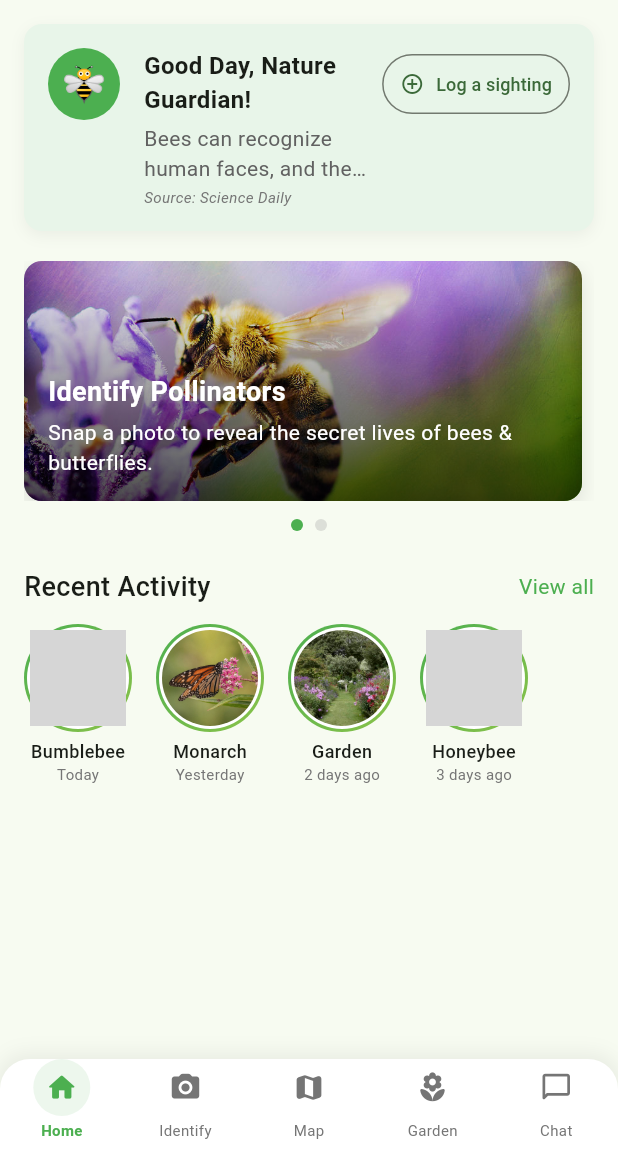
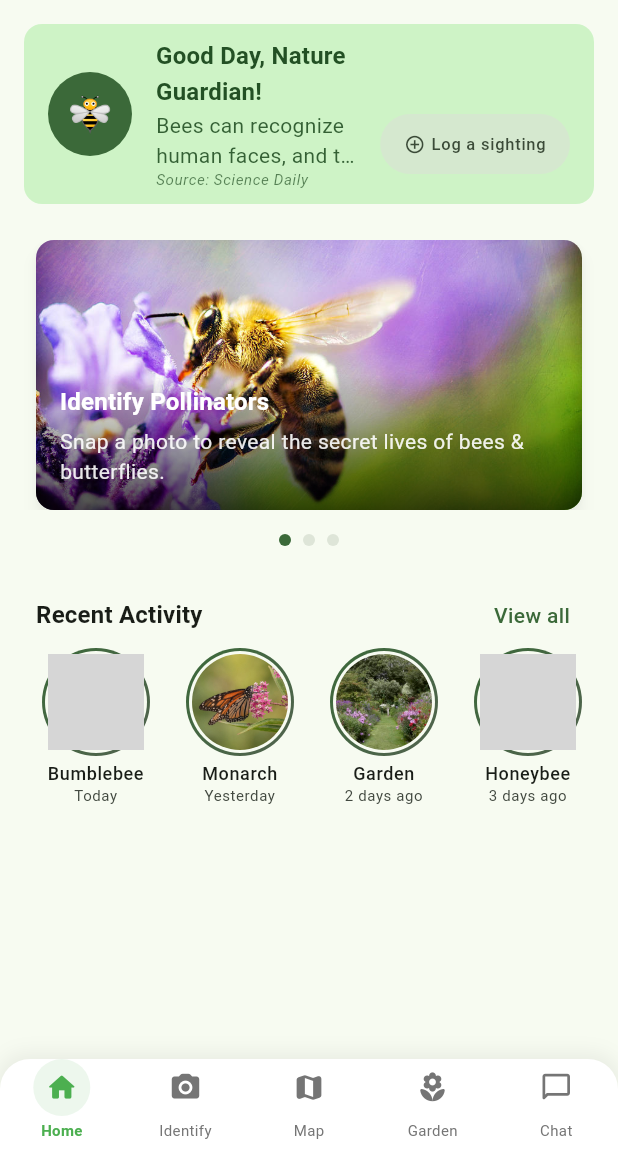
Before and after one commit to stephen30ppp/AI-Pollinator-Guardian, a Flutter app: the screen it shows once a user with an empty profile is signed in, on a phone screen of 412 x 824 dp, the part 84-1236 px from its top. Run offline on Flutter 3.47's test engine with Material 3 defaults, Android fonts, the phone set to English and light mode, and no system bars; drawn by our look-alikes of card_swiper, smooth_page_indicator; our stand-ins replace cached_network_image, cloud_firestore, firebase_auth, firebase_core, firebase_storage, firebase_vertexai and 4 more; accounts and stored records are empty; generated files the repository leaves out were written again; network calls fail; grey boxes are pictures that could not be loaded.

Commit message:
home screen UI/UX enhanced

```diff
--- a/ai_pollinator_guardian/lib/features/home/screens/home_screen.dart
+++ b/ai_pollinator_guardian/lib/features/home/screens/home_screen.dart
@@ -1,11 +1,13 @@
+import 'package:flutter/material.dart';
+import 'package:provider/provider.dart';
 import 'package:ai_pollinator_guardian/features/authentication/providers/auth_provider.dart';
 import 'package:ai_pollinator_guardian/features/home/widgets/avatar_glow.dart';
-import 'package:ai_pollinator_guardian/widgets/map_fab.dart';
-import 'package:flutter/material.dart';
-import 'package:provider/provider.dart';
-import '../widgets/feature_card.dart';
+import 'package:ai_pollinator_guardian/features/home/widgets/fact_carousel.dart';
+import 'package:ai_pollinator_guardian/features/home/widgets/feature_card_carousel.dart';
+import 'package:ai_pollinator_guardian/features/home/widgets/story_activity.dart';
 import 'package:ai_pollinator_guardian/widgets/bottom_navigation_bar.dart';
 import 'package:ai_pollinator_guardian/constants/app_colors.dart';
+import 'package:ai_pollinator_guardian/constants/design_tokens.dart';
 
 class HomeScreen extends StatefulWidget {
   const HomeScreen({super.key});
@@ -21,47 +23,11 @@
   double _fabOffset = 0;
   final double _maxFabOffset = 100;
 
-  // For facts carousel
-  int _currentFactIndex = 0;
-  final List<Map<String, String>> _facts = [
-    {
-      'text':
-          'Bees can recognize human faces, and they have excellent memory skills.',
-      'source': 'Science Daily',
-    },
-    {
-      'text':
-          'A single bee colony can pollinate up to 300 million flowers in a single day.',
-      'source': 'National Geographic',
-    },
-    {
-      'text': 'Monarch butterflies migrate over 3,000 miles each year.',
-      'source': 'WWF',
-    },
-    {
-      'text': 'Some flowers use electric fields to communicate with bees.',
-      'source': 'PNAS Journal',
-    },
-  ];
-
   @override
   void initState() {
     super.initState();
     _scrollController = ScrollController();
     _scrollController.addListener(_handleScroll);
-
-    // Auto-rotate facts every 8 seconds
-    Future.delayed(const Duration(seconds: 8), _rotateFact);
-  }
-
-  void _rotateFact() {
-    if (!mounted) return;
-
-    setState(() {
-      _currentFactIndex = (_currentFactIndex + 1) % _facts.length;
-    });
-
-    Future.delayed(const Duration(seconds: 8), _rotateFact);
   }
 
   @override
@@ -93,7 +59,7 @@
         slivers: [
           // Sliver App Bar with gradient
           SliverAppBar(
-            automaticallyImplyLeading: false,
+            automaticallyImplyLeading: false, // Disable back button on home
             pinned: true,
             toolbarHeight: kToolbarHeight, // 56px
             titleSpacing: 16,
@@ -134,15 +100,94 @@
           // Main content
           SliverToBoxAdapter(
             child: Padding(
-              padding: const EdgeInsets.all(16),
+              padding: const EdgeInsets.all(DesignTokens.m),
               child: Column(
                 crossAxisAlignment: CrossAxisAlignment.start,
                 children: [
-                  _buildWelcomeBanner(),
-                  const SizedBox(height: 20),
-                  _buildFeatureCards(),
-                  const SizedBox(height: 24),
-                  _buildRecentActivitySection(),
+                  // Welcome Banner with Facts Carousel
+                  FactCardCarousel(
+                    facts: PollinatorFact.sampleFacts,
+                    onActionTap: () {
+                      Navigator.pushNamed(context, '/map');
+                    },
+                    actionLabel: 'Log a sighting',
+                    greeting: 'Good Day, Nature Guardian!',
+                  ),
+                  const SizedBox(height: DesignTokens.l),
+
+                  // Feature Cards Carousel
+                  FeatureCardCarousel(
+                    items: [
+                      FeatureCardItem(
+                        title: 'Identify Pollinators',
+                        description: 'Snap a photo to reveal the secret lives of bees & butterflies.',
+                        imagePath: 'assets/images/identify_pollinators.jpg',
+                        onTap: () {
+                          Navigator.pushNamed(context, '/identify');
+                        },
+                      ),
+                      FeatureCardItem(
+                        title: 'Garden Scanner',
+                        description: 'Analyze your garden and get custom pollinator tips.',
+                        imagePath: 'assets/images/garden_scanner.jpg',
+                        onTap: () {
+                          Navigator.pushNamed(context, '/garden');
+                        },
+                      ),
+                      FeatureCardItem(
+                        title: 'Community Map',
+                        description: 'Explore pollinator sightings in your area.',
+                        imagePath: 'assets/images/map.jpg',
+                        onTap: () {
+                          Navigator.pushNamed(context, '/map');
+                        },
+                      ),
+                    ],
+                  ),
+                  const SizedBox(height: DesignTokens.xl),
+
+                  // Recent Activity Section
+                  StoryActivity(
+                    title: 'Recent Activity',
+                    onViewAll: () {
+                      // Handle view all action
+                    },
+                    stories: [
+                      StoryItem(
+                        title: 'Bumblebee',
+                        date: 'Today',
+                        imagePath: 'assets/images/bumblebee.jpg',
+                        onTap: () {
+                          // Handle story tap
+                        },
+                      ),
+                      StoryItem(
+                        title: 'Monarch',
+                        date: 'Yesterday',
+                        imagePath: 'assets/images/monarch.jpg',
+                        onTap: () {
+                          // Handle story tap
+                        },
+                      ),
+                      StoryItem(
+                        title: 'Garden',
+                        date: '2 days ago',
+                        imagePath: 'assets/images/garden.jpg',
+                        onTap: () {
+                          // Handle story tap
+                        },
+                      ),
+                      StoryItem(
+                        title: 'Honeybee',
+                        date: '3 days ago',
+                        imagePath: 'assets/images/honeybee.jpg',
+                        onTap: () {
+                          // Handle story tap
+                        },
+                      ),
+                    ],
+                  ),
+
                   // Add extra padding at bottom
                   const SizedBox(height: 80),
                 ],
@@ -178,263 +223,4 @@
       ),
     );
   }
-
-  Widget _buildWelcomeBanner() {
-    return Container(
-      padding: const EdgeInsets.all(16),
-      decoration: BoxDecoration(
-        color: const Color(0xFFE8F5E9),
-        borderRadius: BorderRadius.circular(12),
-        boxShadow: [
-          BoxShadow(
-            color: Colors.black.withOpacity(0.05),
-            blurRadius: 8,
-            offset: const Offset(0, 3),
-          ),
-        ],
-      ),
-      child: Row(
-        crossAxisAlignment: CrossAxisAlignment.start, // align to top
-        children: [
-          // 🐝 icon
-          Container(
-            width: 48,
-            height: 48,
-            decoration: const BoxDecoration(
-              shape: BoxShape.circle,
-              color: Color(0xFF4CAF50),
-            ),
-            child: const Center(
-              child: Text('🐝', style: TextStyle(fontSize: 24)),
-            ),
-          ),
-          const SizedBox(width: 16),
-
-          // Content area with fact carousel
-          Expanded(
-            child: Column(
-              crossAxisAlignment: CrossAxisAlignment.start,
-              children: [
-                const Text(
-                  "Good Day, Nature Guardian!",
-                  style: TextStyle(fontSize: 16, fontWeight: FontWeight.w600),
-                ),
-                const SizedBox(height: 4),
-                AnimatedSwitcher(
-                  duration: const Duration(milliseconds: 500),
-                  child: Text(
-                    _facts[_currentFactIndex]['text']!,
-                    key: ValueKey(_currentFactIndex),
-                    style: TextStyle(fontSize: 14, color: Colors.grey[700]),
-                    maxLines: 2,
-                    overflow: TextOverflow.ellipsis,
-                  ),
-                ),
-                const SizedBox(height: 2),
-                Text(
-                  "Source: ${_facts[_currentFactIndex]['source']}",
-                  style: TextStyle(
-                    fontSize: 10,
-                    color: Colors.grey[600],
-                    fontStyle: FontStyle.italic,
-                  ),
-                ),
-              ],
-            ),
-          ),
-
-          const SizedBox(width: 8),
-          // align top
-          Align(
-            alignment: Alignment.topCenter,
-            child: OutlinedButton.icon(
-              onPressed: () => Navigator.pushNamed(context, '/map'),
-              icon: const Icon(Icons.add_circle_outline, size: 16),
-              label: const Text(
-                "Log a sighting",
-                style: TextStyle(fontSize: 12),
-              ),
-              style: OutlinedButton.styleFrom(
-                padding: const EdgeInsets.symmetric(
-                  horizontal: 12,
-                  vertical: 6,
-                ),
-                shape: RoundedRectangleBorder(
-                  borderRadius: BorderRadius.circular(20),
-                ),
-              ),
-            ),
-          ),
-        ],
-      ),
-    );
-  }
-
-  Widget _buildFeatureCards() {
-    // Create a PageView to make cards swipeable
-    return Column(
-      children: [
-        SizedBox(
-          height: 160,
-          child: PageView(
-            children: [
-              Padding(
-                padding: const EdgeInsets.only(right: 8),
-                child: FeatureCard(
-                  title: 'Identify Pollinators',
-                  description:
-                      'Snap a photo to reveal the secret lives of bees & butterflies.',
-                  imagePath: 'assets/images/identify_pollinators.jpg',
-                  onTap: () {
-                    Navigator.pushNamed(context, '/identify');
-                  },
-                ),
-              ),
-              Padding(
-                padding: const EdgeInsets.only(left: 8),
-                child: FeatureCard(
-                  title: 'Garden Scanner',
-                  description:
-                      'Analyze your garden and get custom pollinator tips.',
-                  imagePath: 'assets/images/garden_scanner.jpg',
-                  onTap: () {
-                    Navigator.pushNamed(context, '/garden');
-                  },
-                ),
-              ),
-            ],
-          ),
-        ),
-        const SizedBox(height: 12),
-
-        // Add page indicator
-        Row(
-          mainAxisAlignment: MainAxisAlignment.center,
-          children: [
-            Container(
-              width: 8,
-              height: 8,
-              decoration: BoxDecoration(
-                shape: BoxShape.circle,
-                color: AppColors.primaryColor,
-              ),
-            ),
-            const SizedBox(width: 8),
-            Container(
-              width: 8,
-              height: 8,
-              decoration: BoxDecoration(
-                shape: BoxShape.circle,
-                color: Colors.grey.withOpacity(0.3),
-              ),
-            ),
-          ],
-        ),
-      ],
-    );
-  }
-
-  Widget _buildRecentActivitySection() {
-    return Column(
-      children: [
-        Row(
-          mainAxisAlignment: MainAxisAlignment.spaceBetween,
-          children: [
-            const Text(
-              'Recent Activity',
-              style: TextStyle(fontSize: 18, fontWeight: FontWeight.w500),
-            ),
-            GestureDetector(
-              onTap: () {
-                // View all action
-              },
-              child: const Text(
-                'View all',
-                style: TextStyle(fontSize: 14, color: Color(0xFF4CAF50)),
-              ),
-            ),
-          ],
-        ),
-        const SizedBox(height: 12),
-
-        // Transform to story-style circles
-        SizedBox(
-          height: 110,
-          child: ListView(
-            scrollDirection: Axis.horizontal,
-            children: [
-              _buildStoryItem(
-                'Bumblebee',
-                'Today',
-                'assets/images/bumblebee.jpg',
-              ),
-              _buildStoryItem(
-                'Monarch',
-                'Yesterday',
-                'assets/images/monarch.jpg',
-              ),
-              _buildStoryItem(
-                'Garden',
-                '2 days ago',
-                'assets/images/garden.jpg',
-              ),
-              _buildStoryItem(
-                'Honeybee',
-                '3 days ago',
-                'assets/images/honeybee.jpg',
-              ),
-            ],
-          ),
-        ),
-      ],
-    );
-  }
-
-  Widget _buildStoryItem(String title, String date, String imagePath) {
-    return Padding(
-      padding: const EdgeInsets.only(right: 16),
-      child: Column(
-        children: [
-          // Circular image with gradient border
-          Container(
-            width: 72,
-            height: 72,
-            padding: const EdgeInsets.all(2),
-            decoration: BoxDecoration(
-              shape: BoxShape.circle,
-              gradient: LinearGradient(
-                colors: [AppColors.primaryColor, AppColors.accentColor],
-                begin: Alignment.topLeft,
-                end: Alignment.bottomRight,
-              ),
-            ),
-            child: Container(
-              padding: const EdgeInsets.all(2),
-              decoration: const BoxDecoration(
-                shape: BoxShape.circle,
-                color: Colors.white,
-              ),
-              child: ClipRRect(
-                borderRadius: BorderRadius.circular(34),
-                child: Image.asset(
-                  imagePath,
-                  width: 64,
-                  height: 64,
-                  fit: BoxFit.cover,
-                ),
-              ),
-            ),
-          ),
-          const SizedBox(height: 4),
-          // Title
-          Text(
-            title,
-            style: const TextStyle(fontWeight: FontWeight.w500, fontSize: 12),
-          ),
-          // Date
-          Text(date, style: TextStyle(color: Colors.grey[600], fontSize: 10)),
-        ],
-      ),
-    );
-  }
 }
--- a/ai_pollinator_guardian/lib/features/home/widgets/feature_card.dart
+++ /dev/null
@@ -1,78 +0,0 @@
-import 'package:flutter/material.dart';
-
-class FeatureCard extends StatelessWidget {
-  final String title;
-  final String description;
-  final String imagePath;
-  final VoidCallback onTap;
-
-  const FeatureCard({
-    Key? key,
-    required this.title,
-    required this.description,
-    required this.imagePath,
-    required this.onTap,
-  }) : super(key: key);
-
-  @override
-  Widget build(BuildContext context) {
-    return GestureDetector(
-      onTap: onTap,
-      child: Container(
-        height: 160,
-        decoration: BoxDecoration(
-          borderRadius: BorderRadius.circular(12),
-          boxShadow: [
-            BoxShadow(
-              color: Colors.black.withOpacity(0.1),
-              blurRadius: 10,
-              offset: const Offset(0, 5),
-            ),
-          ],
-          image: DecorationImage(
-            image: AssetImage(imagePath),
-            fit: BoxFit.cover,
-          ),
-        ),
-        child: Container(
-          decoration: BoxDecoration(
-            borderRadius: BorderRadius.circular(12),
-            gradient: LinearGradient(
-              begin: Alignment.topCenter,
-              end: Alignment.bottomCenter,
-              colors: [
-                Colors.transparent,
-                Colors.black.withOpacity(0.7),
-              ],
-            ),
-          ),
-          padding: const EdgeInsets.all(16),
-          child: Column(
-            mainAxisAlignment: MainAxisAlignment.end,
-            crossAxisAlignment: CrossAxisAlignment.start,
-            children: [
-              Text(
-                title,
-                style: const TextStyle(
-                  color: Colors.white,
-                  fontSize: 18,
-                  fontWeight: FontWeight.bold,
-                ),
-              ),
-              const SizedBox(height: 4),
-              Text(
-                description,
-                style: const TextStyle(
-                  color: Colors.white,
-                  fontSize: 14,
-                ),
-                maxLines: 2,
-                overflow: TextOverflow.ellipsis,
-              ),
-            ],
-          ),
-        ),
-      ),
-    );
-  }
-}
--- a/ai_pollinator_guardian/lib/features/home/widgets/feature_card_carousel.dart
+++ b/ai_pollinator_guardian/lib/features/home/widgets/feature_card_carousel.dart
@@ -41,7 +41,7 @@
               });
             },
             itemBuilder: (context, index) {
-              return EnhancedFeatureCard(
+              return FeatureCard(
                 title: widget.items[index].title,
                 description: widget.items[index].description,
                 imagePath: widget.items[index].imagePath,
@@ -69,13 +69,13 @@
   }
 }
 
-class EnhancedFeatureCard extends StatefulWidget {
+class FeatureCard extends StatefulWidget {
   final String title;
   final String description;
   final String imagePath;
   final VoidCallback onTap;
 
-  const EnhancedFeatureCard({
+  const FeatureCard({
     Key? key,
     required this.title,
     required this.description,
@@ -84,10 +84,10 @@
   }) : super(key: key);
 
   @override
-  State<EnhancedFeatureCard> createState() => _EnhancedFeatureCardState();
+  State<FeatureCard> createState() => _FeatureCardState();
 }
 
-class _EnhancedFeatureCardState extends State<EnhancedFeatureCard> {
+class _FeatureCardState extends State<FeatureCard> {
   bool _isPressed = false;
 
   @override
--- a/ai_pollinator_guardian/lib/features/home/widgets/recent_activity_card.dart
+++ /dev/null
@@ -1,80 +0,0 @@
-import 'package:flutter/material.dart';
-
-class RecentActivityCard extends StatelessWidget {
-  final String title;
-  final String date;
-  final String imagePath;
-  final VoidCallback onTap;
-
-  const RecentActivityCard({
-    Key? key,
-    required this.title,
-    required this.date,
-    required this.imagePath,
-    required this.onTap,
-  }) : super(key: key);
-
-  @override
-  Widget build(BuildContext context) {
-    return GestureDetector(
-      onTap: onTap,
-      child: Container(
-        width: 120,
-        margin: const EdgeInsets.only(right: 12),
-        decoration: BoxDecoration(
-          borderRadius: BorderRadius.circular(8),
-          boxShadow: [
-            BoxShadow(
-              color: Colors.black.withOpacity(0.1),
-              blurRadius: 6,
-              offset: const Offset(0, 2),
-            ),
-          ],
-        ),
-        child: Column(
-          crossAxisAlignment: CrossAxisAlignment.start,
-          children: [
-            Container(
-              height: 120,
-              decoration: BoxDecoration(
-                borderRadius: const BorderRadius.vertical(top: Radius.circular(8)),
-                image: DecorationImage(
-                  image: AssetImage(imagePath),
-                  fit: BoxFit.cover,
-                ),
-              ),
-            ),
-            Container(
-              padding: const EdgeInsets.all(8),
-              decoration: const BoxDecoration(
-                color: Colors.white,
-                borderRadius: BorderRadius.vertical(bottom: Radius.circular(8)),
-              ),
-              child: Column(
-                crossAxisAlignment: CrossAxisAlignment.start,
-                children: [
-                  Text(
-                    title,
-                    style: const TextStyle(
-                      fontWeight: FontWeight.w500,
-                      fontSize: 14,
-                    ),
-                    maxLines: 1,
-                    overflow: TextOverflow.ellipsis,
-                  ),
-                  Text(
-                    date,
-                    style: TextStyle(
-                      color: Colors.grey[600],
-                      fontSize: 12,
-                    ),
-                  ),
-                ],
-              ),
-            ),
-          ],
-        ),
-      ),
-    );
-  }
-}
```
